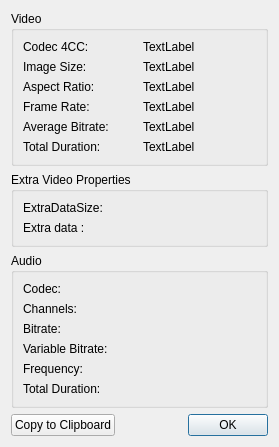
Before: the Qt Designer form avidemux/qt4/ADM_userInterfaces/ADM_dialog/props.ui in mean00/avidemux2, drawn with Qt 5.
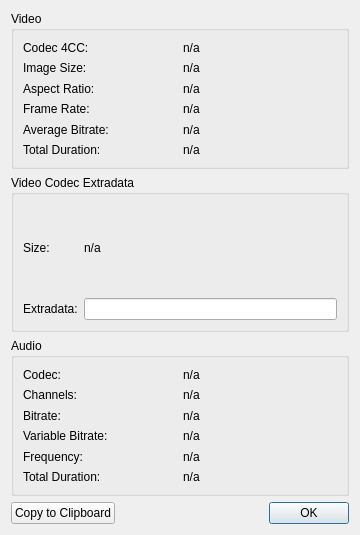
After: the same form once the commit is applied.

Commit message: [Q_props] Simplify, display up to 64 bytes of extradata

Diff of the .ui file:
```diff
--- a/avidemux/qt4/ADM_userInterfaces/ADM_dialog/props.ui
+++ b/avidemux/qt4/ADM_userInterfaces/ADM_dialog/props.ui
@@ -6,8 +6,8 @@
    <rect>
     <x>0</x>
     <y>0</y>
-    <width>279</width>
-    <height>442</height>
+    <width>360</width>
+    <height>535</height>
    </rect>
   </property>
   <property name="windowTitle">
@@ -39,9 +39,9 @@
        <number>6</number>
       </property>
       <item row="3" column="1">
-       <widget class="QLabel" name="labelFrameRate">
+       <widget class="QLabel" name="labelFrameRateValue">
         <property name="text">
-         <string>TextLabel</string>
+         <string>n/a</string>
         </property>
        </widget>
       </item>
@@ -55,7 +55,7 @@
       <item row="1" column="1">
        <widget class="QLabel" name="labeImageSize">
         <property name="text">
-         <string>TextLabel</string>
+         <string>n/a</string>
         </property>
        </widget>
       </item>
@@ -67,58 +67,58 @@
        </widget>
       </item>
       <item row="5" column="0">
-       <widget class="QLabel" name="label_5">
-        <property name="text">
-         <string>Total Duration:</string>
-        </property>
-       </widget>
-      </item>
-      <item row="0" column="0">
-       <widget class="QLabel" name="label_4">
-        <property name="text">
-         <string>Codec 4CC:</string>
-        </property>
-       </widget>
-      </item>
-      <item row="3" column="0">
-       <widget class="QLabel" name="label_2">
-        <property name="text">
-         <string>Frame Rate:</string>
-        </property>
-       </widget>
-      </item>
-      <item row="2" column="1">
-       <widget class="QLabel" name="LabelAspectRatio">
-        <property name="text">
-         <string>TextLabel</string>
-        </property>
-       </widget>
-      </item>
-      <item row="5" column="1">
        <widget class="QLabel" name="labelVideoDuration">
         <property name="text">
-         <string>TextLabel</string>
+         <string>Total Duration:</string>
         </property>
        </widget>
       </item>
-      <item row="0" column="1">
+      <item row="0" column="0">
        <widget class="QLabel" name="label4CC">
         <property name="text">
-         <string>TextLabel</string>
+         <string>Codec 4CC:</string>
+        </property>
+       </widget>
+      </item>
+      <item row="3" column="0">
+       <widget class="QLabel" name="labelFrameRate">
+        <property name="text">
+         <string>Frame Rate:</string>
+        </property>
+       </widget>
+      </item>
+      <item row="2" column="1">
+       <widget class="QLabel" name="labelAspectRatioValue">
+        <property name="text">
+         <string>n/a</string>
+        </property>
+       </widget>
+      </item>
+      <item row="5" column="1">
+       <widget class="QLabel" name="labelVideoDurationValue">
+        <property name="text">
+         <string>n/a</string>
+        </property>
+       </widget>
+      </item>
+      <item row="0" column="1">
+       <widget class="QLabel" name="label4CCValue">
+        <property name="text">
+         <string>n/a</string>
         </property>
        </widget>
       </item>
       <item row="4" column="0">
-       <widget class="QLabel" name="label_3">
-        <property name="text">
-         <string>Average Bitrate:</string>
-        </property>
-       </widget>
-      </item>
-      <item row="4" column="1">
        <widget class="QLabel" name="labelVideoBitrate">
         <property name="text">
-         <string>TextLabel</string>
+         <string>Average Bitrate:</string>
+        </property>
+       </widget>
+      </item>
+      <item row="4" column="1">
+       <widget class="QLabel" name="labelVideoBitrateValue">
+        <property name="text">
+         <string>n/a</string>
         </property>
        </widget>
       </item>
@@ -128,7 +128,7 @@
    <item row="1" column="0" colspan="3">
     <widget class="QGroupBox" name="groupBox_2">
      <property name="title">
-      <string>Extra Video Properties</string>
+      <string>Video Codec Extradata</string>
      </property>
      <layout class="QGridLayout">
       <property name="leftMargin">
@@ -149,28 +149,28 @@
       <item row="0" column="1">
        <widget class="QLabel" name="LabelExtraDataSize">
         <property name="text">
-         <string/>
+         <string>n/a</string>
         </property>
        </widget>
       </item>
       <item row="0" column="0">
        <widget class="QLabel" name="label_9">
         <property name="text">
-         <string>ExtraDataSize:</string>
-        </property>
-       </widget>
-      </item>
-      <item row="1" column="1">
-       <widget class="QLabel" name="LabelExtraData">
-        <property name="text">
-         <string/>
+         <string>Size:</string>
         </property>
        </widget>
       </item>
       <item row="1" column="0">
        <widget class="QLabel" name="label_8">
         <property name="text">
-         <string>Extra data :</string>
+         <string>Extradata:</string>
+        </property>
+       </widget>
+      </item>
+      <item row="1" column="1">
+       <widget class="QLineEdit" name="lineEditExtraData">
+        <property name="readOnly">
+         <bool>true</bool>
         </property>
        </widget>
       </item>
@@ -202,51 +202,51 @@
        <number>6</number>
       </property>
       <item row="5" column="1">
+       <widget class="QLabel" name="labelAudioDurationValue">
+        <property name="text">
+         <string>n/a</string>
+        </property>
+       </widget>
+      </item>
+      <item row="5" column="0">
        <widget class="QLabel" name="labelAudioDuration">
         <property name="text">
-         <string/>
-        </property>
-       </widget>
-      </item>
-      <item row="5" column="0">
-       <widget class="QLabel" name="label_13">
-        <property name="text">
          <string>Total Duration:</string>
         </property>
        </widget>
       </item>
       <item row="4" column="0">
-       <widget class="QLabel" name="label_11">
-        <property name="text">
-         <string>Frequency:</string>
-        </property>
-       </widget>
-      </item>
-      <item row="4" column="1">
        <widget class="QLabel" name="labelFrequency">
         <property name="text">
-         <string/>
+         <string>Frequency:</string>
         </property>
        </widget>
       </item>
-      <item row="3" column="0">
-       <widget class="QLabel" name="label_14">
+      <item row="4" column="1">
+       <widget class="QLabel" name="labelFrequencyValue">
         <property name="text">
-         <string>Variable Bitrate:</string>
+         <string>n/a</string>
         </property>
        </widget>
       </item>
-      <item row="3" column="1">
+      <item row="3" column="0">
        <widget class="QLabel" name="labelVBR">
         <property name="text">
-         <string/>
+         <string>Variable Bitrate:</string>
+        </property>
+       </widget>
+      </item>
+      <item row="3" column="1">
+       <widget class="QLabel" name="labelVBRDetected">
+        <property name="text">
+         <string>n/a</string>
         </property>
        </widget>
       </item>
       <item row="2" column="1">
        <widget class="QLabel" name="labelBitrate">
         <property name="text">
-         <string/>
+         <string>n/a</string>
         </property>
        </widget>
       </item>
@@ -258,28 +258,28 @@
        </widget>
       </item>
       <item row="1" column="1">
+       <widget class="QLabel" name="labelChannelsValue">
+        <property name="text">
+         <string>n/a</string>
+        </property>
+       </widget>
+      </item>
+      <item row="1" column="0">
        <widget class="QLabel" name="labelChannels">
         <property name="text">
-         <string/>
-        </property>
-       </widget>
-      </item>
-      <item row="1" column="0">
-       <widget class="QLabel" name="label_10">
-        <property name="text">
          <string>Channels:</string>
         </property>
        </widget>
       </item>
       <item row="0" column="1">
+       <widget class="QLabel" name="labelACodecName">
+        <property name="text">
+         <string>n/a</string>
+        </property>
+       </widget>
+      </item>
+      <item row="0" column="0">
        <widget class="QLabel" name="labelACodec">
-        <property name="text">
-         <string/>
-        </property>
-       </widget>
-      </item>
-      <item row="0" column="0">
-       <widget class="QLabel" name="label_12">
         <property name="text">
          <string>Codec:</string>
         </property>
```
Left out of the diff: 20 changed lines with no effect on the pictures. The commit also changes 2 other files.
